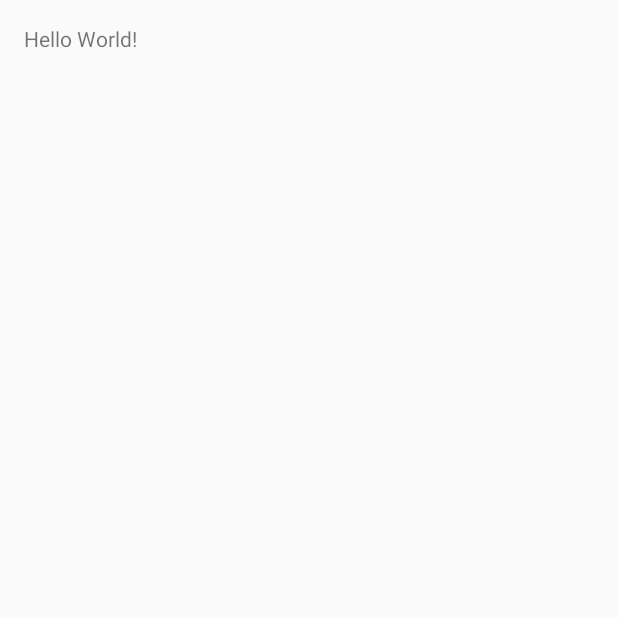
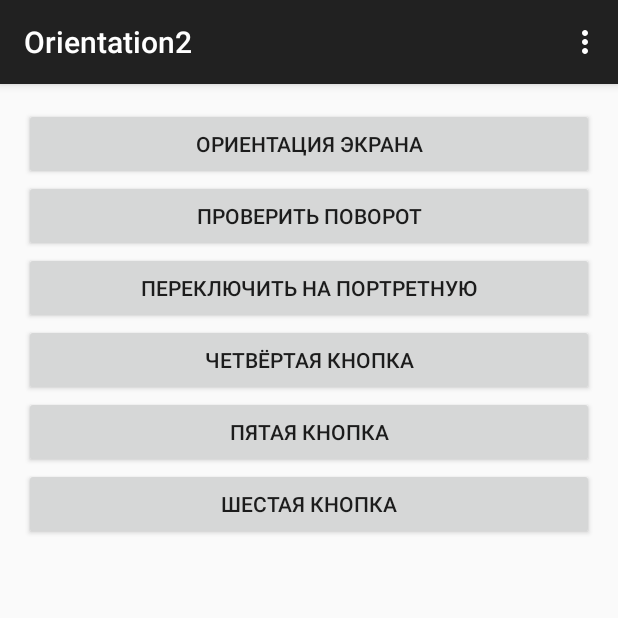
Before and after one commit to labaks/testProject, an Android app: the screen it shows after launch (MainActivity), on a phone screen of 412 x 824 dp, the top half of it. Before the commit the part shown is almost empty. Run offline under Robolectric (Android 15) with nearby library versions, the light colour scheme and no system bars.

Commit message:
init orientation2 project

```diff
--- a/app/build.gradle
+++ b/app/build.gradle
@@ -5,7 +5,7 @@ android {
     buildToolsVersion "23.0.2"
 
     defaultConfig {
-        applicationId "labaks.testproject"
+        applicationId "labaks.orientation2"
         minSdkVersion 9
         targetSdkVersion 23
         versionCode 1
--- a/app/src/main/java/labaks/testproject/MainActivity.java
+++ /dev/null
@@ -1,41 +0,0 @@
-package labaks.testproject;
-
-import android.os.Bundle;
-import android.support.design.widget.FloatingActionButton;
-import android.support.design.widget.Snackbar;
-import android.support.v7.app.AppCompatActivity;
-import android.support.v7.widget.Toolbar;
-import android.view.View;
-import android.view.Menu;
-import android.view.MenuItem;
-
-public class MainActivity extends AppCompatActivity {
-
-    @Override
-    protected void onCreate(Bundle savedInstanceState) {
-        super.onCreate(savedInstanceState);
-        setContentView(R.layout.activity_main);
-    }
-
-    @Override
-    public boolean onCreateOptionsMenu(Menu menu) {
-        // Inflate the menu; this adds items to the action bar if it is present.
-        getMenuInflater().inflate(R.menu.menu_main, menu);
-        return true;
-    }
-
-    @Override
-    public boolean onOptionsItemSelected(MenuItem item) {
-        // Handle action bar item clicks here. The action bar will
-        // automatically handle clicks on the Home/Up button, so long
-        // as you specify a parent activity in AndroidManifest.xml.
-        int id = item.getItemId();
-
-        //noinspection SimplifiableIfStatement
-        if (id == R.id.action_settings) {
-            return true;
-        }
-
-        return super.onOptionsItemSelected(item);
-    }
-}
--- /dev/null
+++ b/app/src/main/res/layout-land/activity_main.xml
@@ -0,0 +1,82 @@
+<?xml version="1.0" encoding="utf-8"?>
+<LinearLayout xmlns:android="http://schemas.android.com/apk/res/android"
+    android:layout_width="match_parent"
+    android:layout_height="match_parent"
+    android:orientation="vertical">
+
+    <LinearLayout
+        android:layout_width="match_parent"
+        android:layout_height="wrap_content"
+        android:layout_gravity="center"
+        android:orientation="vertical"
+        android:paddingLeft="20dp"
+        android:paddingRight="20dp">
+
+
+        <TableLayout
+            android:layout_width="wrap_content"
+            android:layout_height="wrap_content"
+            android:layout_gravity="center"
+            android:stretchColumns="*">
+
+            <TableRow>
+
+                <Button
+                    android:id="@+id/checkOrientation"
+                    android:layout_width="match_parent"
+                    android:layout_height="wrap_content"
+                    android:onClick="onClick"
+                    android:text="@string/screen_orientation" />
+
+                <Button
+                    android:id="@+id/checkRotation"
+                    android:layout_width="match_parent"
+                    android:layout_height="wrap_content"
+                    android:onClick="onClick"
+                    android:text="@string/check_rotate" />
+            </TableRow>
+
+            <TableRow>
+
+                <Button
+                    android:id="@+id/switchOrientation"
+                    android:layout_width="match_parent"
+                    android:layout_height="wrap_content"
+                    android:onClick="onClick"
+                    android:text="@string/ORIENTATION_PORTRAIT" />
+
+                <Button
+                    android:id="@+id/button4"
+                    android:layout_width="match_parent"
+                    android:layout_height="wrap_content"
+                    android:text="@string/fourth_button" />
+            </TableRow>
+
+            <TableRow>
+
+                <Button
+                    android:id="@+id/button5"
+                    android:layout_width="match_parent"
+                    android:layout_height="wrap_content"
+                    android:text="@string/fifth_button" />
+
+                <Button
+                    android:id="@+id/button6"
+                    android:layout_width="match_parent"
+                    android:layout_height="wrap_content"
+                    android:text="@string/sixth_button" />
+            </TableRow>
+
+
+        </TableLayout>
+
+    </LinearLayout>
+
+    <TextView
+        android:id="@+id/textView"
+        android:layout_width="wrap_content"
+        android:layout_height="wrap_content"
+        android:layout_gravity="center_horizontal"
+        android:text="" />
+
+</LinearLayout>
--- a/app/src/main/res/layout/activity_main.xml
+++ b/app/src/main/res/layout/activity_main.xml
@@ -1,4 +1,3 @@
-<?xml version="1.0" encoding="utf-8"?>
 <RelativeLayout xmlns:android="http://schemas.android.com/apk/res/android"
     xmlns:tools="http://schemas.android.com/tools"
     android:layout_width="match_parent"
@@ -7,10 +6,59 @@
     android:paddingLeft="@dimen/activity_horizontal_margin"
     android:paddingRight="@dimen/activity_horizontal_margin"
     android:paddingTop="@dimen/activity_vertical_margin"
-    tools:context="labaks.testproject.MainActivity">
+    tools:context=".MainActivity">
+
+    <Button
+        android:id="@+id/checkOrientation"
+        android:layout_width="match_parent"
+        android:layout_height="wrap_content"
+        android:onClick="onClick"
+        android:text="@string/screen_orientation" />
+
+    <Button
+        android:id="@+id/checkRotation"
+        android:layout_width="match_parent"
+        android:layout_height="wrap_content"
+        android:layout_below="@+id/checkOrientation"
+        android:onClick="onClick"
+        android:text="@string/check_rotate" />
+
+    <Button
+        android:id="@+id/switchOrientation"
+        android:layout_width="match_parent"
+        android:layout_height="wrap_content"
+        android:layout_below="@+id/checkRotation"
+        android:onClick="onClick"
+        android:text="@string/ORIENTATION_PORTRAIT" />
+
+    <Button
+        android:id="@+id/button4"
+        android:layout_width="match_parent"
+        android:layout_height="wrap_content"
+        android:layout_below="@+id/switchOrientation"
+        android:text="@string/fourth_button" />
+
+    <Button
+        android:id="@+id/button5"
+        android:layout_width="match_parent"
+        android:layout_height="wrap_content"
+        android:layout_below="@+id/button4"
+        android:text="@string/fifth_button" />
+
+    <Button
+        android:id="@+id/button6"
+        android:layout_width="match_parent"
+        android:layout_height="wrap_content"
+        android:layout_below="@+id/button5"
+        android:text="@string/sixth_button" />
 
     <TextView
+        android:id="@+id/textView"
         android:layout_width="wrap_content"
         android:layout_height="wrap_content"
-        android:text="Hello World!" />
+        android:layout_below="@+id/button6"
+        android:layout_centerHorizontal="true"
+        android:layout_marginTop="78dp"
+        android:text="" />
+
 </RelativeLayout>
--- a/app/src/main/res/menu/menu_main.xml
+++ b/app/src/main/res/menu/menu_main.xml
@@ -1,7 +1,7 @@
 <menu xmlns:android="http://schemas.android.com/apk/res/android"
     xmlns:app="http://schemas.android.com/apk/res-auto"
     xmlns:tools="http://schemas.android.com/tools"
-    tools:context="labaks.testproject.MainActivity">
+    tools:context=".MainActivity">
     <item
         android:id="@+id/action_settings"
         android:orderInCategory="100"
--- a/app/src/main/res/values-v21/styles.xml
+++ /dev/null
@@ -1,9 +0,0 @@
-<resources>>
-
-    <style name="AppTheme.NoActionBar">
-        <item name="windowActionBar">false</item>
-        <item name="windowNoTitle">true</item>
-        <item name="android:windowDrawsSystemBarBackgrounds">true</item>
-        <item name="android:statusBarColor">@android:color/transparent</item>
-    </style>
-</resources>
--- a/app/src/main/res/values/colors.xml
+++ /dev/null
@@ -1,6 +0,0 @@
-<?xml version="1.0" encoding="utf-8"?>
-<resources>
-    <color name="colorPrimary">#3F51B5</color>
-    <color name="colorPrimaryDark">#303F9F</color>
-    <color name="colorAccent">#FF4081</color>
-</resources>
--- a/app/src/main/res/values/dimens.xml
+++ b/app/src/main/res/values/dimens.xml
@@ -2,5 +2,4 @@
     <!-- Default screen margins, per the Android Design guidelines. -->
     <dimen name="activity_horizontal_margin">16dp</dimen>
     <dimen name="activity_vertical_margin">16dp</dimen>
-    <dimen name="fab_margin">16dp</dimen>
 </resources>
--- a/app/src/main/res/values/strings.xml
+++ b/app/src/main/res/values/strings.xml
@@ -1,4 +1,19 @@
 <resources>
-    <string name="app_name">testProject</string>
+    <string name="app_name">Orientation2</string>
+
     <string name="action_settings">Settings</string>
+    <string name="fourth_button">Четвёртая кнопка</string>
+    <string name="fifth_button">Пятая кнопка</string>
+    <string name="sixth_button">Шестая кнопка</string>
+    <string name="screen_orientation">Ориентация экрана</string>
+    <string name="landscape_orientation">Альбомная ориентация</string>
+    <string name="portrait_orientation">Портретная ориентация</string>
+    <string name="check_rotate">Проверить поворот</string>
+    <string name="ROTATION_0">Экран не поворачивали</string>
+    <string name="ROTATION_90">Перевернули экран на 90 градусов по часовой</string>
+    <string name="ROTATION_180">Перевернули экран на 180 градусов</string>
+    <string name="ROTATION_270">Перевернули экран на 90 градусов против часовой</string>
+    <string name="sheet">Хрень какая-то</string>
+    <string name="ORIENTATION_PORTRAIT">Переключить на портретную</string>
+    <string name="ORIENTATION_LANDSCAPE">Переклюить на альбомную</string>
 </resources>
--- a/app/src/main/res/values/styles.xml
+++ b/app/src/main/res/values/styles.xml
@@ -3,18 +3,6 @@
     <!-- Base application theme. -->
     <style name="AppTheme" parent="Theme.AppCompat.Light.DarkActionBar">
         <!-- Customize your theme here. -->
-        <item name="colorPrimary">@color/colorPrimary</item>
-        <item name="colorPrimaryDark">@color/colorPrimaryDark</item>
-        <item name="colorAccent">@color/colorAccent</item>
     </style>
 
-    <style name="AppTheme.NoActionBar">
-        <item name="windowActionBar">false</item>
-        <item name="windowNoTitle">true</item>
-    </style>
-
-    <style name="AppTheme.AppBarOverlay" parent="ThemeOverlay.AppCompat.Dark.ActionBar" />
-
-    <style name="AppTheme.PopupOverlay" parent="ThemeOverlay.AppCompat.Light" />
-
 </resources>
```
Also changed, not shown: app/src/main/AndroidManifest.xml (+3 -4 lines), app/src/main/java/labaks/orientation2/MainActivity.java (added, +102 -0 lines), app/src/main/res/mipmap-hdpi/ic_launcher.png, app/src/main/res/mipmap-mdpi/ic_launcher.png, app/src/main/res/mipmap-xhdpi/ic_launcher.png, app/src/main/res/mipmap-xxhdpi/ic_launcher.png, app/src/main/res/mipmap-xxxhdpi/ic_launcher.png, 3 other files.
